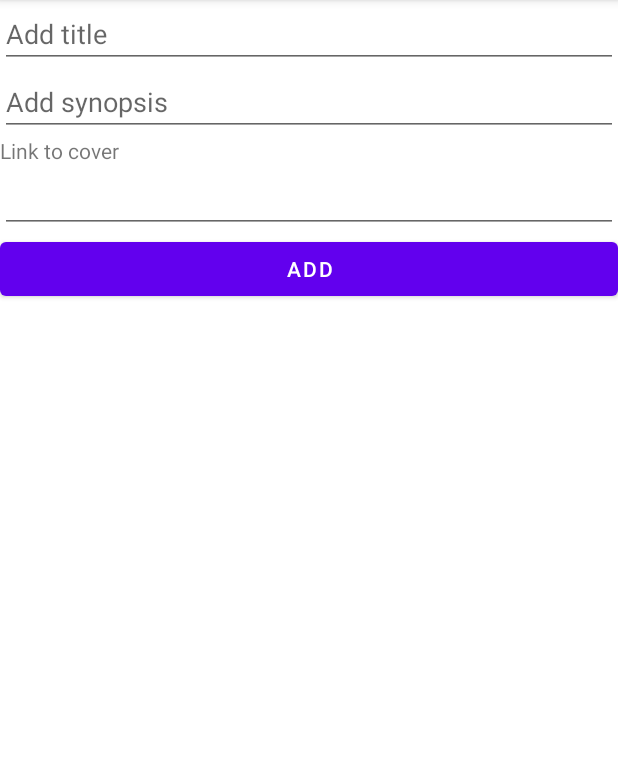
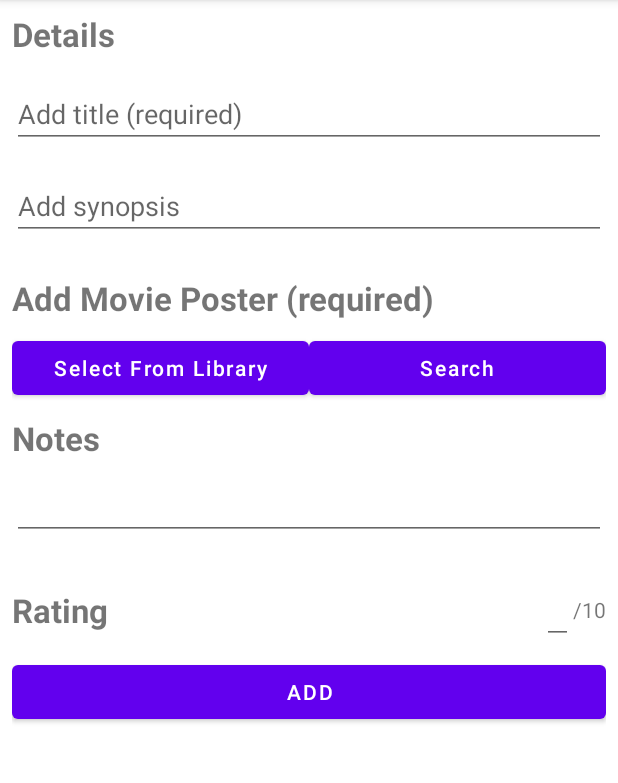
Before and after one commit to nilvng/movie-night, an Android app: the AddMovieBottomsheetFragment screen opened through its navigation route, on a phone screen of 412 x 824 dp, the part 84-867 px from its top. Run offline under Robolectric (Android 15) with nearby library versions, the phone set to English and light mode, and no system bars; our stand-ins replace Dagger/Hilt's generated code, Room's generated code, Timber; pictures from the network do not load.

Commit message:
implement new UI for add page

```diff
--- a/app/src/main/java/com/nillin/movienight/ui/AddMovieBottomsheetFragment.kt
+++ b/app/src/main/java/com/nillin/movienight/ui/AddMovieBottomsheetFragment.kt
@@ -14,6 +14,7 @@ import com.nillin.movienight.local.movie.MovieRepo
 import dagger.hilt.android.AndroidEntryPoint
 import kotlinx.coroutines.Dispatchers
 import kotlinx.coroutines.launch
+import java.util.UUID
 import javax.inject.Inject
 
 // TODO: Rename parameter arguments, choose names that match
@@ -35,6 +36,8 @@ class AddMovieBottomsheetFragment : Fragment() {
 
     private val binding by lazy { FragmentAddMovieBottomsheetBinding.inflate(layoutInflater) }
 
+    private val link: String = ""
+
     override fun onCreateView(
         inflater: LayoutInflater, container: ViewGroup?,
         savedInstanceState: Bundle?
@@ -52,7 +55,7 @@ class AddMovieBottomsheetFragment : Fragment() {
                         id = UUID.randomUUID().timestamp().toInt(),
                         title = binding.etTitle.text.toString(),
                         synopsis = binding.etSynopsis.text.toString(),
-                        cover = binding.etCoverLink.text.toString(),
+                        cover = link,
                     )
                 )
             }
--- a/app/src/main/res/layout/fragment_add_movie_bottomsheet.xml
+++ b/app/src/main/res/layout/fragment_add_movie_bottomsheet.xml
@@ -1,15 +1,23 @@
 <?xml version="1.0" encoding="utf-8"?>
 <LinearLayout xmlns:android="http://schemas.android.com/apk/res/android"
     xmlns:tools="http://schemas.android.com/tools"
+    style="@style/FragmentContent"
     android:layout_width="match_parent"
     android:layout_height="match_parent"
     android:orientation="vertical"
     tools:context=".ui.AddMovieBottomsheetFragment">
 
+    <TextView
+        style="@style/Title"
+        android:layout_width="match_parent"
+        android:layout_height="wrap_content"
+        android:text="Details" />
+
     <com.google.android.material.textfield.TextInputEditText
         android:id="@+id/etTitle"
         android:layout_width="match_parent"
         android:layout_height="wrap_content"
+        android:layout_marginVertical="@dimen/margin_medium"
         android:hint="@string/add_title"
         android:textColor="@color/black" />
 
@@ -17,22 +25,91 @@
         android:id="@+id/etSynopsis"
         android:layout_width="match_parent"
         android:layout_height="wrap_content"
+        android:layout_marginVertical="@dimen/margin_medium"
         android:hint="@string/add_synopsis"
+        android:maxLines="2"
         android:textColor="@color/black" />
 
     <TextView
+        style="@style/Title"
         android:layout_width="match_parent"
         android:layout_height="wrap_content"
-        android:text="Link to cover" />
+        android:layout_marginTop="@dimen/margin_large"
+        android:text="@string/link_to_cover" />
+
+    <LinearLayout
+        android:layout_width="match_parent"
+        android:layout_height="wrap_content"
+        android:layout_marginBottom="@dimen/margin_medium"
+        android:gravity="center"
+        android:weightSum="2">
+
+        <Button
+            android:id="@+id/btnSelectFromLibrary"
+            android:layout_width="0dp"
+            android:layout_height="wrap_content"
+            android:layout_centerVertical="true"
+            android:layout_toStartOf="@+id/btnSearch"
+            android:layout_weight="1"
+            android:text="Select From Library"
+            android:textAllCaps="false" />
+
+        <Button
+            android:id="@+id/btnSearch"
+            android:layout_width="0dp"
+            android:layout_height="match_parent"
+            android:layout_alignParentEnd="true"
+            android:layout_weight="1"
+            android:text="Search"
+            android:textAllCaps="false" />
+    </LinearLayout>
+
+    <ImageView
+        android:id="@+id/ivCover"
+        android:layout_width="match_parent"
+        android:layout_height="wrap_content" />
+
+    <TextView
+        style="@style/Title"
+        android:layout_width="match_parent"
+        android:layout_height="wrap_content"
+        android:text="Notes" />
 
     <com.google.android.material.textfield.TextInputEditText
-        android:id="@+id/etCoverLink"
         android:layout_width="match_parent"
         android:layout_height="wrap_content" />
+
+    <RelativeLayout
+        android:layout_width="match_parent"
+        android:layout_height="wrap_content"
+        android:layout_marginTop="24dp">
+
+        <TextView
+            style="@style/Title"
+            android:layout_width="match_parent"
+            android:layout_height="wrap_content"
+            android:layout_centerVertical="true"
+            android:text="Rating" />
+
+        <com.google.android.material.textfield.TextInputEditText
+            android:layout_width="wrap_content"
+            android:layout_height="wrap_content"
+            android:layout_centerVertical="true"
+            android:layout_toStartOf="@id/tvRating5" />
+
+        <TextView
+            android:id="@+id/tvRating5"
+            android:layout_width="wrap_content"
+            android:layout_height="wrap_content"
+            android:layout_alignParentEnd="true"
+            android:layout_centerVertical="true"
+            android:text="/10" />
+    </RelativeLayout>
 
     <Button
         android:id="@+id/btnAdd"
         android:layout_width="match_parent"
         android:layout_height="wrap_content"
+        android:layout_marginVertical="@dimen/margin_medium"
         android:text="@string/add" />
 </LinearLayout>
--- /dev/null
+++ b/app/src/main/res/layout/fragment_search_poster.xml
@@ -0,0 +1,6 @@
+<?xml version="1.0" encoding="utf-8"?>
+<androidx.constraintlayout.widget.ConstraintLayout xmlns:android="http://schemas.android.com/apk/res/android"
+    android:layout_width="match_parent"
+    android:layout_height="match_parent">
+
+</androidx.constraintlayout.widget.ConstraintLayout>
--- /dev/null
+++ b/app/src/main/res/values/dim.xml
@@ -0,0 +1,5 @@
+<?xml version="1.0" encoding="utf-8"?>
+<resources>
+    <dimen name="margin_medium">8dp</dimen>
+    <dimen name="margin_large">16dp</dimen>
+</resources>
--- a/app/src/main/res/values/strings.xml
+++ b/app/src/main/res/values/strings.xml
@@ -9,6 +9,7 @@
     <string name="add">Add</string>
     <!-- TODO: Remove or change this placeholder text -->
     <string name="hello_blank_fragment">Hello blank fragment</string>
-    <string name="add_title">Add title</string>
+    <string name="add_title">Add title (required)</string>
     <string name="add_synopsis">Add synopsis</string>
+    <string name="link_to_cover">Add Movie Poster (required)</string>
 </resources>
--- /dev/null
+++ b/app/src/main/res/values/styles.xml
@@ -0,0 +1,16 @@
+<?xml version="1.0" encoding="utf-8"?>
+<resources>
+    <style name="Title">
+        <item name="android:textSize">22sp</item>
+        <item name="android:textStyle">bold</item>
+        <item name="android:layout_marginBottom">@dimen/margin_medium</item>
+    </style>
+    <style name="FragmentContent">
+        <item name="android:layout_width">match_parent</item>
+        <item name="android:layout_height">match_parent</item>
+        <item name="android:paddingStart">@dimen/margin_medium</item>
+        <item name="android:paddingEnd">@dimen/margin_medium</item>
+        <item name="android:paddingTop">8dp</item>
+        <item name="android:paddingBottom">8dp</item>
+    </style>
+</resources>
```
